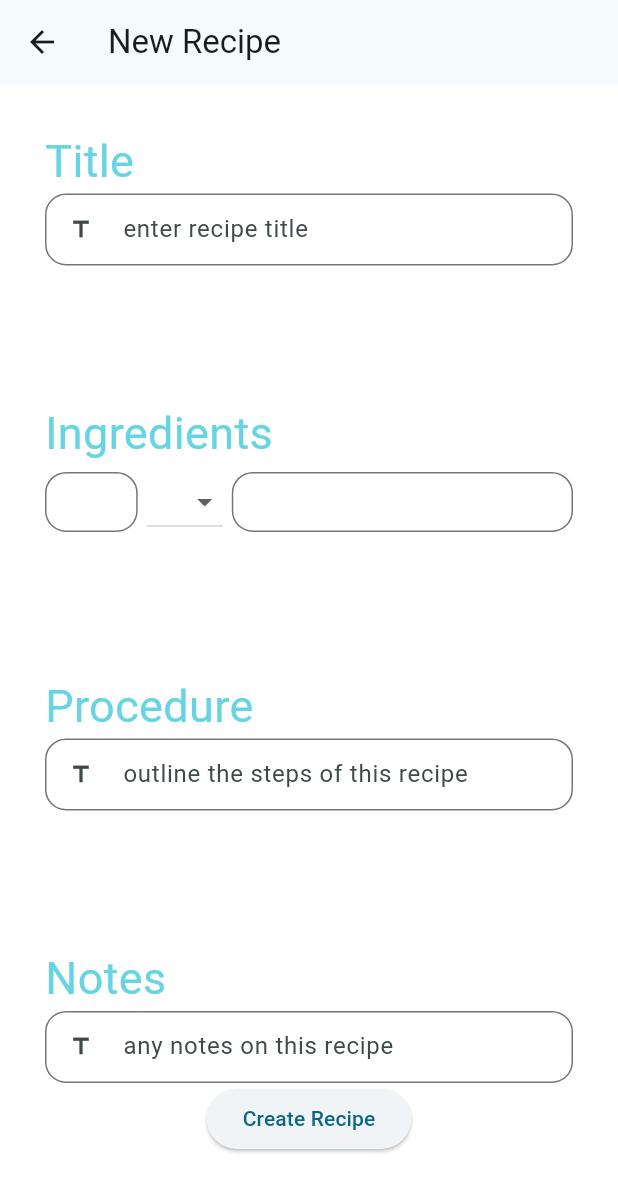
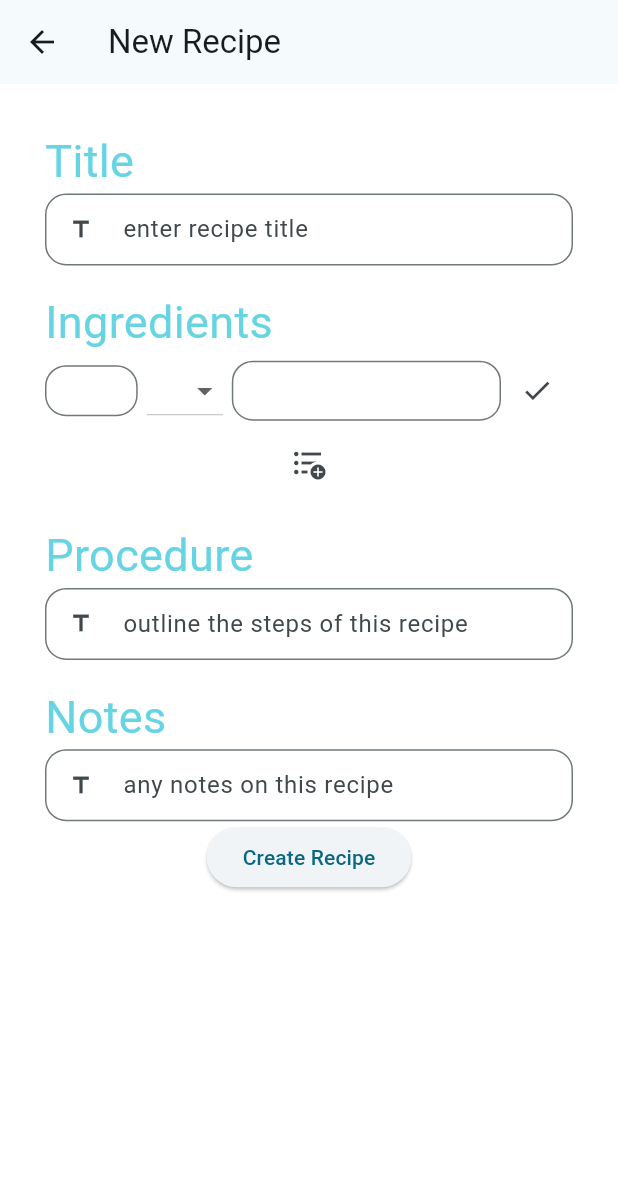
Before and after one commit to acohen89/taste_test, a Flutter app: the CreateRecipe screen opened by its route, on a phone screen of 412 x 824 dp. Shown: the top 1192 px of the screen. Run offline on Flutter 3.47's test engine with Material 3 defaults, Android fonts, the phone set to English and light mode, and no system bars; our stand-ins replace email_validator, google_fonts, googleapis_auth, shared_preferences; accounts and stored records are empty; project files that could hold a hidden picture were left out.

Commit message:
added ingredients

```diff
--- a/frontend/lib/createRecipe.dart
+++ b/frontend/lib/createRecipe.dart
@@ -13,14 +13,22 @@ class CreateRecipe extends StatefulWidget {
 }
 
 class _CreateRecipeState extends State<CreateRecipe> {
-  Unit? _ingredientUnit;
+  bool _ingredientError = false;
+
+  List<String> ingredientWidgets = ["One"];
+  List<Ingredient> ingredientsAddedController = [];
+  Unit? unitController;
+  final ingredientsController = TextEditingController();
+  final quantityController = TextEditingController();
   @override
   Widget build(BuildContext context) {
     final titleController = TextEditingController();
-    final ingredientsController = TextEditingController();
     final procedureController = TextEditingController();
     final notesController = TextEditingController();
-    final quantityController = TextEditingController();
+    final double spaceBetweenBoxes = 0.04;
+
+    const String ingredientErrorText = "Please make a valid ingredient";
+    const edgePadding = 30.0;
 
     return Scaffold(
         backgroundColor: Colors.white,
@@ -28,7 +36,8 @@ class _CreateRecipeState extends State<CreateRecipe> {
           title: const Text("New Recipe"),
         ),
         body: Container(
-          padding: const EdgeInsets.all(30),
+          padding: const EdgeInsets.all(edgePadding),
+          child: SingleChildScrollView(
             child: Column(
               children: [
                 const Row(
@@ -52,7 +61,7 @@ class _CreateRecipeState extends State<CreateRecipe> {
                     hintText: 'enter recipe title',
                   ),
                 ),
-              SizedBox(height: MediaQuery.of(context).size.width * 0.22),
+                SizedBox(height: MediaQuery.of(context).size.width * spaceBetweenBoxes),
                 const Row(
                   children: [
                     Text("Ingredients",
@@ -62,13 +71,59 @@ class _CreateRecipeState extends State<CreateRecipe> {
                         )),
                   ],
                 ),
+                (ingredientsAddedController.isNotEmpty)
+                    ? SizedBox(
+                        height: 50.0 * ingredientsAddedController.length,
+                        child: ListView.builder(
+                            itemCount: ingredientsAddedController.length,
+                            itemBuilder: (BuildContext context, int index) {
+                              return AddedIngredient(
+                                  unit: ingredientsAddedController[index].unit,
+                                  food: ingredientsAddedController[index].food,
+                                  quantity: ingredientsAddedController[index]
+                                      .quantity,
+                                  deleteFunction: deleteIFromIngredientsAddedController,
+                                  index: index
+                                  );
+                            }),
+                      )
+                    : Container(),
                 Row(
                   children: [
                     SizedBox(
                       width: MediaQuery.of(context).size.width * 0.15,
                       child: TextField(
-                      textAlign: TextAlign.center,
+                        textAlign: TextAlign.right,
                         controller: quantityController,
+                        decoration: InputDecoration(
+                          isDense: true,
+                          contentPadding: const EdgeInsets.only(
+                              right: 10, top: 10, bottom: 0),
+                          border: OutlineInputBorder(
+                            borderRadius: BorderRadius.circular(14.0),
+                            borderSide:
+                                const BorderSide(color: constants.greyColor),
+                          ),
+                          hintText: '',
+                        ),
+                      ),
+                    ),
+                    DropdownButton(
+                      padding: const EdgeInsets.symmetric(horizontal: 6),
+                      value: unitController,
+                      onChanged: (newValue) {
+                        setState(() {
+                          unitController = newValue;
+                        });
+                      },
+                      items: Unit.values.map((Unit classType) {
+                        return DropdownMenuItem<Unit>(
+                            value: classType, child: Text(classType.name));
+                      }).toList(),
+                    ),
+                    Expanded(
+                      child: TextField(
+                        controller: ingredientsController,
                         decoration: InputDecoration(
                           isDense: true,
                           contentPadding: const EdgeInsets.all(8),
@@ -81,37 +136,27 @@ class _CreateRecipeState extends State<CreateRecipe> {
                         ),
                       ),
                     ),
-                  DropdownButton(
-                    padding: const EdgeInsets.symmetric(horizontal: 6),
-                    value: _ingredientUnit,
-                    onChanged: (newValue) {
-                      setState(() {
-                        _ingredientUnit = newValue;
-                      });
-                    },
-                    items: Unit.values.map((Unit classType) {
-                      return DropdownMenuItem<Unit>(
-                          value: classType, child: Text(classType.name));
-                    }).toList(),
-                  ),
-                  Expanded(
-                    child: TextField(
-                      // controller: quantityController,
-                      decoration: InputDecoration(
-                        isDense: true,
-                        contentPadding: const EdgeInsets.all(8),
-                        border: OutlineInputBorder(
-                          borderRadius: BorderRadius.circular(14.0),
-                          borderSide:
-                              const BorderSide(color: constants.greyColor),
-                        ),
-                        hintText: '',
-                      ),
-                    ),
-                  ),
+                    IconButton(
+                        onPressed: () => addIngredient(), icon: Icon(Icons.check, size: 22)),
+
                   ],
                 ),
-              SizedBox(height: MediaQuery.of(context).size.width * 0.22),
+                if (_ingredientError)
+                  const Text(
+                    ingredientErrorText,
+                    style: TextStyle(color: Colors.red, fontSize: 14, fontStyle: FontStyle.italic),
+                  ),
+                Row(
+                  mainAxisAlignment: MainAxisAlignment.center,
+                  children: [
+                    IconButton(
+                        onPressed: () {
+                          addIngredient();
+                        },
+                        icon: const Icon(Icons.format_list_bulleted_add))
+                  ],
+                ),
+                SizedBox(height: MediaQuery.of(context).size.width * spaceBetweenBoxes),
                 const Row(
                   children: [
                     Text("Procedure",
@@ -133,7 +178,7 @@ class _CreateRecipeState extends State<CreateRecipe> {
                     hintText: 'outline the steps of this recipe',
                   ),
                 ),
-              SizedBox(height: MediaQuery.of(context).size.width * 0.22),
+                SizedBox(height: MediaQuery.of(context).size.width * spaceBetweenBoxes),
                 const Row(
                   children: [
                     Text("Notes",
@@ -168,6 +213,42 @@ class _CreateRecipeState extends State<CreateRecipe> {
                     child: const Text("Create Recipe"))
               ],
             ),
+          ),
         ));
   }
+
+  void deleteIFromIngredientsAddedController(int index) {
+    setState(() {
+      try {
+        ingredientsAddedController.removeAt(index);
+      } catch (e) {
+        rethrow;
       }
+    });
+  }
+  void addIngredient(){
+    if (ingredientsController.text.isEmpty ||
+      quantityController.text.isEmpty ||
+      unitController == null) {
+    setState(() {
+      _ingredientError = true;
+    });
+      return;
+    }
+    double? q = double.tryParse(quantityController.text);
+    if (q == null) {
+      setState(() => _ingredientError = true);
+      return;
+    }
+    final Ingredient i = Ingredient(
+        q, unitController!, ingredientsController.text);
+    setState(() {
+      ingredientsAddedController.add(i);
+      print(ingredientsAddedController);
+      quantityController.text = "";
+      ingredientsController.text = "";
+      unitController = null;
+      _ingredientError = false;
+    });
+  }
+}
```
Also changed, not shown: frontend/lib/classes/IngredientClass.dart (+56 -2 lines). Lines whose indentation alone changed are shown as unchanged.
